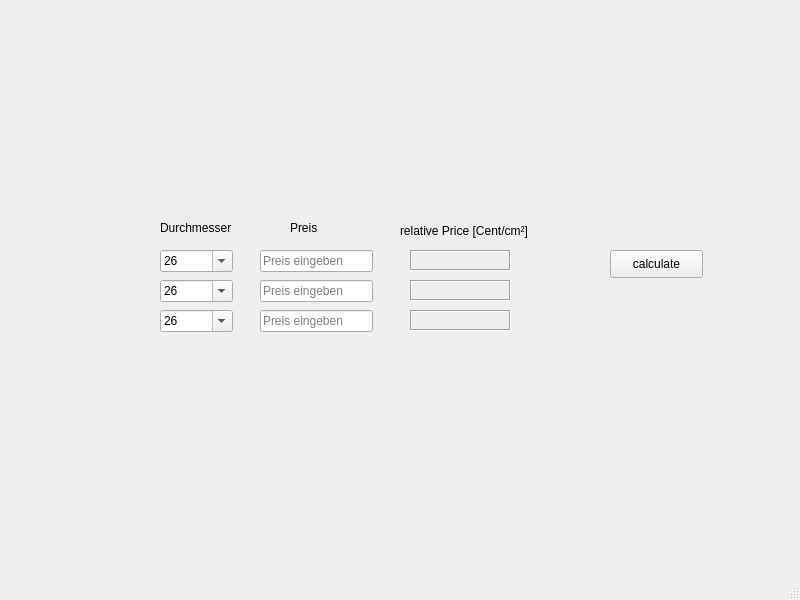
This is PizzaCalculator.ui in kretschmer1982/PizzaCalculator as Qt 5 draws it before an edit. The edited form follows.
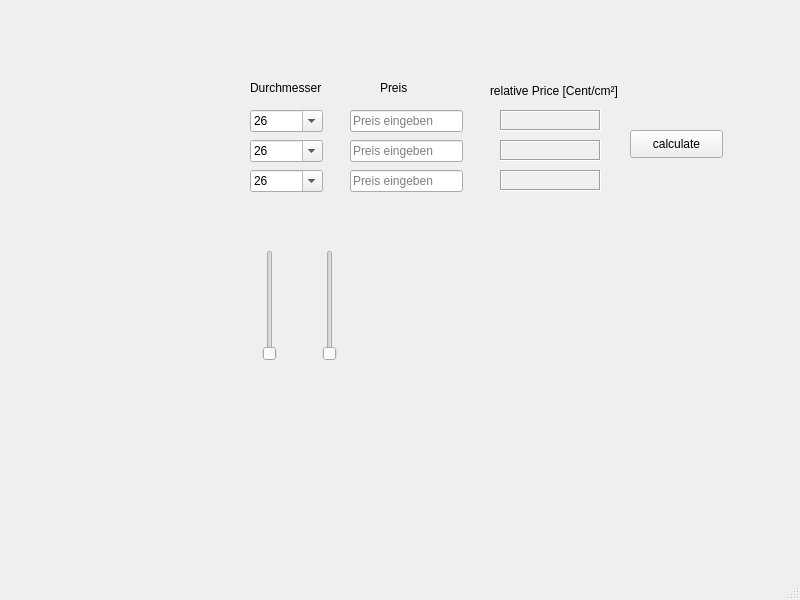
This is the edited form. Icons and pictures are not drawn.

Commit message: add design for square pizza

```diff
--- a/PizzaCalculator.ui
+++ b/PizzaCalculator.ui
@@ -23,8 +23,8 @@
    <widget class="QComboBox" name="pizzaSize_CB_1">
     <property name="geometry">
      <rect>
-      <x>160</x>
-      <y>250</y>
+      <x>250</x>
+      <y>110</y>
       <width>73</width>
       <height>22</height>
      </rect>
@@ -65,8 +65,8 @@
    <widget class="QLineEdit" name="pizzaPrice_LI_1">
     <property name="geometry">
      <rect>
-      <x>260</x>
-      <y>250</y>
+      <x>350</x>
+      <y>110</y>
       <width>113</width>
       <height>22</height>
      </rect>
@@ -84,8 +84,8 @@
    <widget class="QLabel" name="label">
     <property name="geometry">
      <rect>
-      <x>400</x>
-      <y>220</y>
+      <x>490</x>
+      <y>80</y>
       <width>141</width>
       <height>21</height>
      </rect>
@@ -97,8 +97,8 @@
    <widget class="QPushButton" name="calculate_PB">
     <property name="geometry">
      <rect>
-      <x>610</x>
-      <y>250</y>
+      <x>630</x>
+      <y>130</y>
       <width>93</width>
       <height>28</height>
      </rect>
@@ -110,8 +110,8 @@
    <widget class="QLabel" name="relativePrice_Out_1">
     <property name="geometry">
      <rect>
-      <x>410</x>
-      <y>250</y>
+      <x>500</x>
+      <y>110</y>
       <width>101</width>
       <height>21</height>
      </rect>
@@ -129,8 +129,8 @@
    <widget class="QLabel" name="label_2">
     <property name="geometry">
      <rect>
-      <x>160</x>
-      <y>220</y>
+      <x>250</x>
+      <y>80</y>
       <width>81</width>
       <height>16</height>
      </rect>
@@ -142,8 +142,8 @@
    <widget class="QLabel" name="label_3">
     <property name="geometry">
      <rect>
-      <x>290</x>
-      <y>220</y>
+      <x>380</x>
+      <y>80</y>
       <width>55</width>
       <height>16</height>
      </rect>
@@ -155,8 +155,8 @@
    <widget class="QLineEdit" name="pizzaPrice_LI_2">
     <property name="geometry">
      <rect>
-      <x>260</x>
-      <y>280</y>
+      <x>350</x>
+      <y>140</y>
       <width>113</width>
       <height>22</height>
      </rect>
@@ -174,8 +174,8 @@
    <widget class="QLabel" name="relativePrice_Out_2">
     <property name="geometry">
      <rect>
-      <x>410</x>
-      <y>280</y>
+      <x>500</x>
+      <y>140</y>
       <width>101</width>
       <height>21</height>
      </rect>
@@ -193,8 +193,8 @@
    <widget class="QComboBox" name="pizzaSize_CB_2">
     <property name="geometry">
      <rect>
-      <x>160</x>
-      <y>280</y>
+      <x>250</x>
+      <y>140</y>
       <width>73</width>
       <height>22</height>
      </rect>
@@ -235,8 +235,8 @@
    <widget class="QLabel" name="relativePrice_Out_3">
     <property name="geometry">
      <rect>
-      <x>410</x>
-      <y>310</y>
+      <x>500</x>
+      <y>170</y>
       <width>101</width>
       <height>21</height>
      </rect>
@@ -254,8 +254,8 @@
    <widget class="QComboBox" name="pizzaSize_CB_3">
     <property name="geometry">
      <rect>
-      <x>160</x>
-      <y>310</y>
+      <x>250</x>
+      <y>170</y>
       <width>73</width>
       <height>22</height>
      </rect>
@@ -296,8 +296,8 @@
    <widget class="QLineEdit" name="pizzaPrice_LI_3">
     <property name="geometry">
      <rect>
-      <x>260</x>
-      <y>310</y>
+      <x>350</x>
+      <y>170</y>
       <width>113</width>
       <height>22</height>
      </rect>
@@ -312,6 +312,102 @@
      <string>Preis eingeben</string>
     </property>
    </widget>
+   <widget class="QLabel" name="pizza_round_label">
+    <property name="geometry">
+     <rect>
+      <x>60</x>
+      <y>70</y>
+      <width>151</width>
+      <height>151</height>
+     </rect>
+    </property>
+    <property name="autoFillBackground">
+     <bool>false</bool>
+    </property>
+    <property name="text">
+     <string/>
+    </property>
+    <property name="pixmap">
+     <pixmap>.ressources/pizza_round.jpg</pixmap>
+    </property>
+   </widget>
+   <widget class="QLabel" name="pizza_quad_label">
+    <property name="geometry">
+     <rect>
+      <x>10</x>
+      <y>240</y>
+      <width>231</width>
+      <height>121</height>
+     </rect>
+    </property>
+    <property name="text">
+     <string/>
+    </property>
+    <property name="pixmap">
+     <pixmap>.ressources/pizza_quad.jpg</pixmap>
+    </property>
+   </widget>
+   <widget class="QSlider" name="verticalSlider">
+    <property name="geometry">
+     <rect>
+      <x>260</x>
+      <y>250</y>
+      <width>20</width>
+      <height>111</height>
+     </rect>
+    </property>
+    <property name="value">
+     <number>0</number>
+    </property>
+    <property name="sliderPosition">
+     <number>0</number>
+    </property>
+    <property name="orientation">
+     <enum>Qt::Vertical</enum>
+    </property>
+    <property name="tickPosition">
+     <enum>QSlider::NoTicks</enum>
+    </property>
+   </widget>
+   <widget class="QSlider" name="verticalSlider_2">
+    <property name="geometry">
+     <rect>
+      <x>320</x>
+      <y>250</y>
+      <width>20</width>
+      <height>111</height>
+     </rect>
+    </property>
+    <property name="value">
+     <number>0</number>
+    </property>
+    <property name="sliderPosition">
+     <number>0</number>
+    </property>
+    <property name="orientation">
+     <enum>Qt::Vertical</enum>
+    </property>
+    <property name="tickPosition">
+     <enum>QSlider::NoTicks</enum>
+    </property>
+   </widget>
+   <zorder>pizza_round_label</zorder>
+   <zorder>pizzaSize_CB_1</zorder>
+   <zorder>pizzaPrice_LI_1</zorder>
+   <zorder>label</zorder>
+   <zorder>calculate_PB</zorder>
+   <zorder>relativePrice_Out_1</zorder>
+   <zorder>label_2</zorder>
+   <zorder>label_3</zorder>
+   <zorder>pizzaPrice_LI_2</zorder>
+   <zorder>relativePrice_Out_2</zorder>
+   <zorder>pizzaSize_CB_2</zorder>
+   <zorder>relativePrice_Out_3</zorder>
+   <zorder>pizzaSize_CB_3</zorder>
+   <zorder>pizzaPrice_LI_3</zorder>
+   <zorder>pizza_quad_label</zorder>
+   <zorder>verticalSlider</zorder>
+   <zorder>verticalSlider_2</zorder>
   </widget>
   <widget class="QMenuBar" name="menubar">
    <property name="geometry">
```
The commit also changes 3 other files.
